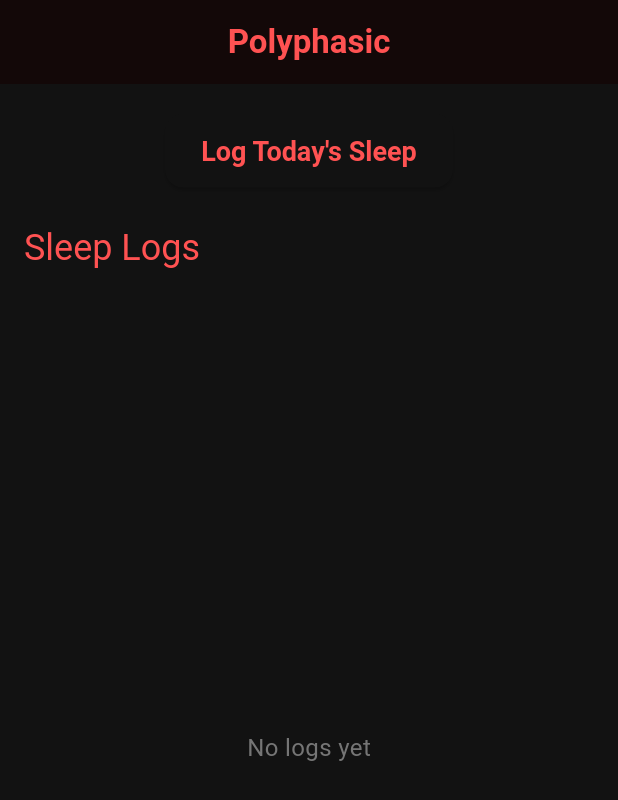
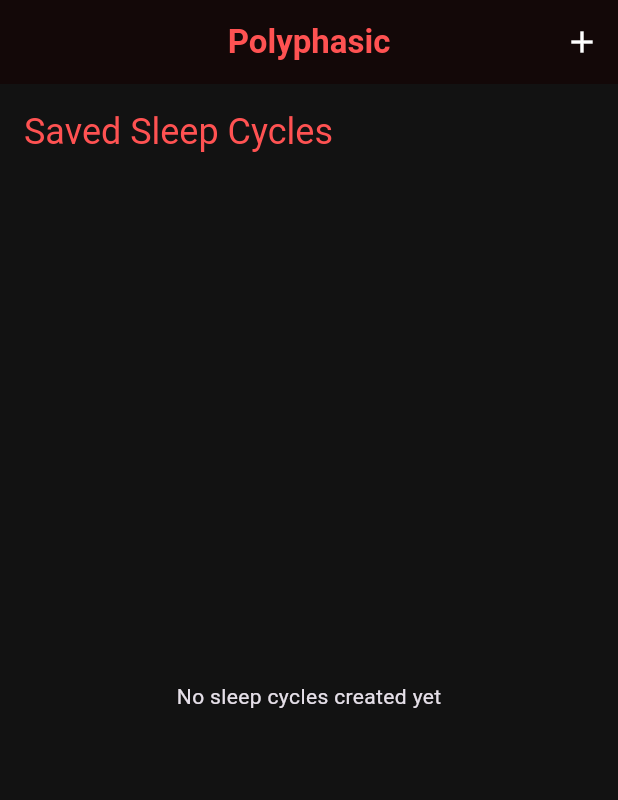
Before and after one commit to mkhvilyas/Polyphasic, a Flutter app: the screen it shows after launch, on a phone screen of 412 x 824 dp. Shown: the top 800 px of the screen. Run offline on Flutter 3.47's test engine with Material 3 defaults, Android fonts, the phone set to English and light mode, and no system bars.

Commit message:
More features

```diff
--- a/lib/main.dart
+++ b/lib/main.dart
@@ -38,6 +38,27 @@ class PolyphasicApp extends StatelessWidget {
   }
 }
 
+class SleepCycle {
+  final String name;
+  final List<Sleep> sleeps;
+
+  SleepCycle({required this.name, required this.sleeps});
+}
+
+class Sleep {
+  final String name;
+  final TimeOfDay startTime;
+  final int durationMinutes;
+  bool isDone;
+
+  Sleep({
+    required this.name,
+    required this.startTime,
+    required this.durationMinutes,
+    this.isDone = false,
+  });
+}
+
 class PolyphasicHome extends StatefulWidget {
   const PolyphasicHome({super.key});
 
@@ -46,77 +67,186 @@ class PolyphasicHome extends StatefulWidget {
 }
 
 class _PolyphasicHomeState extends State<PolyphasicHome> {
-  final List<String> _sleepLogs = [];
+  SleepCycle? activeCycle;
+  final List<SleepCycle> savedCycles = [];
+  DateTime lastResetDate = DateTime.now();
 
-  void _logSleep() {
-    final today = DateTime.now();
-    final formattedDate = "${today.year}-${today.month.toString().padLeft(2,'0')}-${today.day.toString().padLeft(2,'0')}";
+  @override
+  void initState() {
+    super.initState();
+    _checkAndResetDailyTasks();
+  }
 
-    if (!_sleepLogs.contains(formattedDate)) {
+  void _checkAndResetDailyTasks() {
+    final now = DateTime.now();
+    if (now.day != lastResetDate.day) {
       setState(() {
-        _sleepLogs.add(formattedDate);
+        if (activeCycle != null) {
+          for (var sleep in activeCycle!.sleeps) {
+            sleep.isDone = false;
+          }
+        }
+        lastResetDate = now;
       });
-      ScaffoldMessenger.of(context).showSnackBar(
-        const SnackBar(content: Text('Sleep logged for today')),
+    }
+  }
+
+  void _createNewCycle() {
+    showDialog(
+      context: context,
+      builder: (context) {
+        String cycleName = '';
+        List<Sleep> sleeps = [];
+
+        return StatefulBuilder(
+          builder: (context, setState) {
+            return AlertDialog(
+              title: const Text('Create Sleep Cycle'),
+              content: SingleChildScrollView(
+                child: Column(
+                  mainAxisSize: MainAxisSize.min,
+                  children: [
+                    TextField(
+                      decoration: const InputDecoration(labelText: 'Cycle Name'),
+                      onChanged: (value) => cycleName = value,
+                    ),
+                    const SizedBox(height: 16),
+                    ...sleeps.map((sleep) => ListTile(
+                          title: Text(sleep.name),
+                          subtitle: Text('${sleep.startTime.format(context)} - ${sleep.durationMinutes}min'),
+                        )),
+                    ElevatedButton(
+                      onPressed: () async {
+                        final TimeOfDay? time = await showTimePicker(
+                          context: context,
+                          initialTime: TimeOfDay.now(),
                         );
-    } else {
-      ScaffoldMessenger.of(context).showSnackBar(
-        const SnackBar(content: Text('Already logged for today!')),
+                        if (time != null) {
+                          setState(() {
+                            sleeps.add(Sleep(
+                              name: sleeps.isEmpty ? 'Core' : 'Nap ${sleeps.length}',
+                              startTime: time,
+                              durationMinutes: 90,
+                            ));
+                          });
+                        }
+                      },
+                      child: const Text('Add Sleep Block'),
+                    ),
+                  ],
+                ),
+              ),
+              actions: [
+                TextButton(
+                  onPressed: () => Navigator.pop(context),
+                  child: const Text('Cancel'),
+                ),
+                TextButton(
+                  onPressed: () {
+                    if (cycleName.isNotEmpty && sleeps.isNotEmpty) {
+                      setState(() {
+                        savedCycles.add(SleepCycle(name: cycleName, sleeps: sleeps));
+                      });
+                      Navigator.pop(context);
+                    }
+                  },
+                  child: const Text('Save'),
+                ),
+              ],
             );
-    }
+          },
+        );
+      },
+    );
   }
 
   @override
   Widget build(BuildContext context) {
+    _checkAndResetDailyTasks();
+
     return Scaffold(
       appBar: AppBar(
         title: const Text('Polyphasic'),
+        actions: [
+          IconButton(
+            icon: const Icon(Icons.add),
+            onPressed: _createNewCycle,
+          ),
+        ],
       ),
       body: Padding(
-        padding: const EdgeInsets.symmetric(horizontal: 16, vertical: 20),
+        padding: const EdgeInsets.all(16),
         child: Column(
+          crossAxisAlignment: CrossAxisAlignment.start,
           children: [
-            ElevatedButton(
-              onPressed: _logSleep,
-              child: const Text('Log Today\'s Sleep'),
-            ),
-            const SizedBox(height: 24),
-            Align(
-              alignment: Alignment.centerLeft,
-              child: Text(
-                'Sleep Logs',
+            if (activeCycle == null) ...[
+              Text(
+                'Saved Sleep Cycles',
                 style: Theme.of(context).textTheme.headlineSmall?.copyWith(color: Colors.redAccent),
               ),
+              const SizedBox(height: 16),
+              Expanded(
+                child: savedCycles.isEmpty
+                    ? const Center(child: Text('No sleep cycles created yet'))
+                    : ListView.builder(
+                        itemCount: savedCycles.length,
+                        itemBuilder: (context, index) {
+                          final cycle = savedCycles[index];
+                          return Card(
+                            child: ListTile(
+                              title: Text(cycle.name),
+                              subtitle: Text('${cycle.sleeps.length} sleep blocks'),
+                              onTap: () {
+                                setState(() {
+                                  activeCycle = cycle;
+                                });
+                              },
                             ),
-            const SizedBox(height: 12),
+                          );
+                        },
+                      ),
+              ),
+            ] else ...[
+              Row(
+                mainAxisAlignment: MainAxisAlignment.spaceBetween,
+                children: [
+                  Text(
+                    activeCycle!.name,
+                    style: Theme.of(context).textTheme.headlineSmall?.copyWith(color: Colors.redAccent),
+                  ),
+                  TextButton(
+                    onPressed: () {
+                      setState(() {
+                        activeCycle = null;
+                      });
+                    },
+                    child: const Text('Change Cycle'),
+                  ),
+                ],
+              ),
+              const SizedBox(height: 16),
               Expanded(
-              child: _sleepLogs.isEmpty
-                  ? Center(
-                      child: Text(
-                        'No logs yet',
-                        style: TextStyle(color: Colors.grey[600], fontSize: 16),
-                      ),
-                    )
-                  : ListView.builder(
-                      itemCount: _sleepLogs.length,
+                child: ListView.builder(
+                  itemCount: activeCycle!.sleeps.length,
                   itemBuilder: (context, index) {
-                        final date = _sleepLogs[index];
+                    final sleep = activeCycle!.sleeps[index];
                     return Card(
-                          color: Colors.black87,
-                          margin: const EdgeInsets.symmetric(vertical: 6),
-                          shape: RoundedRectangleBorder(borderRadius: BorderRadius.circular(10)),
-                          child: ListTile(
-                            leading: const Icon(Icons.bedtime, color: Colors.redAccent),
-                            title: Text(
-                              date,
-                              style: const TextStyle(fontWeight: FontWeight.bold, color: Colors.white),
-                            ),
+                      child: CheckboxListTile(
+                        title: Text(sleep.name),
+                        subtitle: Text('${sleep.startTime.format(context)} - ${sleep.durationMinutes}min'),
+                        value: sleep.isDone,
+                        onChanged: (value) {
+                          setState(() {
+                            sleep.isDone = value ?? false;
+                          });
+                        },
                       ),
                     );
                   },
                 ),
               ),
             ],
+          ],
         ),
       ),
     );
```
Lines whose indentation alone changed are shown as unchanged.
